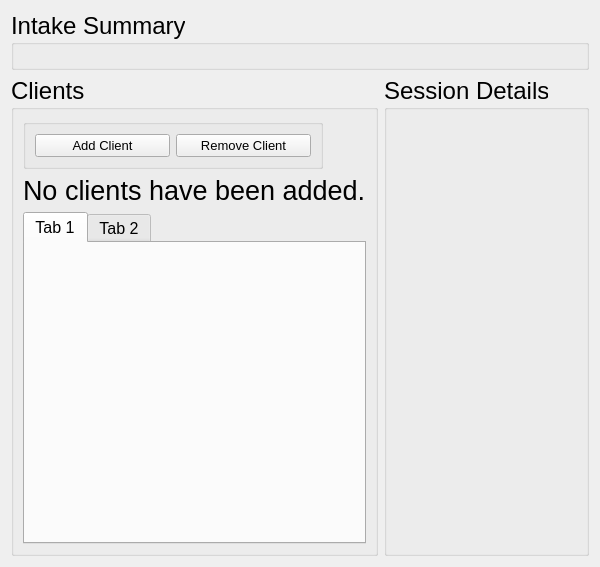
The window that drc/gui/mediationprocessview.ui (lansdon/cpts483_drc) describes before a commit, drawn with Qt 5.
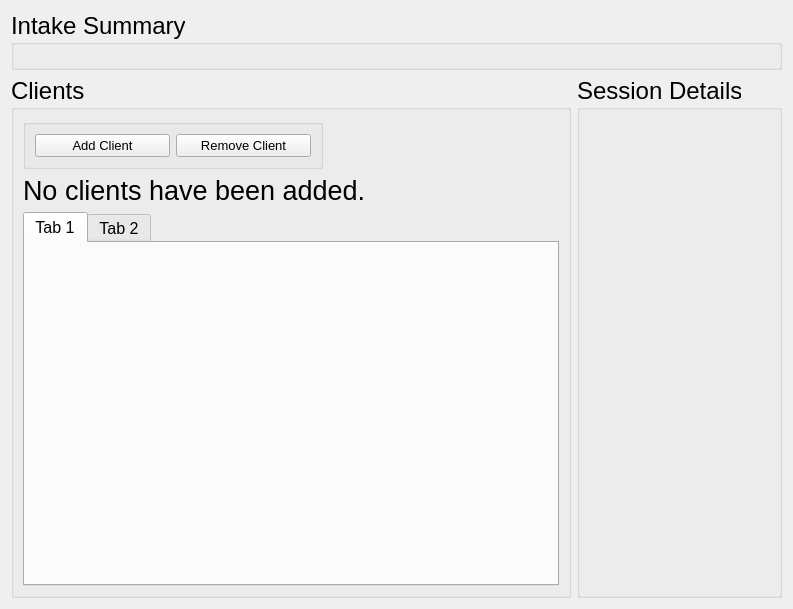
The same window after the commit.

What changed in the file:
```diff
--- a/drc/gui/mediationprocessview.ui
+++ b/drc/gui/mediationprocessview.ui
@@ -6,12 +6,12 @@
    <rect>
     <x>0</x>
     <y>0</y>
-    <width>505</width>
-    <height>567</height>
+    <width>793</width>
+    <height>609</height>
    </rect>
   </property>
   <property name="sizePolicy">
-   <sizepolicy hsizetype="Expanding" vsizetype="Fixed">
+   <sizepolicy hsizetype="Expanding" vsizetype="Expanding">
     <horstretch>0</horstretch>
     <verstretch>0</verstretch>
    </sizepolicy>
@@ -68,7 +68,7 @@
       <widget class="QGroupBox" name="clientsContainer">
        <property name="maximumSize">
         <size>
-         <width>1000</width>
+         <width>800</width>
          <height>16777215</height>
         </size>
        </property>
```
